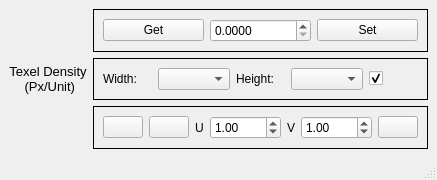
The window that puzzle_maya/uv_tool/texel_density/ui/texel_density_ui.ui (thienphuochoang/Portfolio) describes before a commit, drawn with Qt 5.
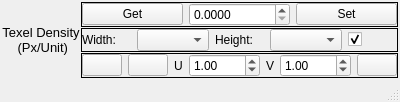
The same window after the commit.

Diff of the .ui file:
```diff
--- a/puzzle_maya/uv_tool/texel_density/ui/texel_density_ui.ui
+++ b/puzzle_maya/uv_tool/texel_density/ui/texel_density_ui.ui
@@ -6,8 +6,8 @@
    <rect>
     <x>0</x>
     <y>0</y>
-    <width>381</width>
-    <height>176</height>
+    <width>368</width>
+    <height>98</height>
    </rect>
   </property>
   <property name="windowTitle">
@@ -15,6 +15,21 @@
   </property>
   <widget class="QWidget" name="centralwidget">
    <layout class="QGridLayout" name="gridLayout">
+    <property name="leftMargin">
+     <number>2</number>
+    </property>
+    <property name="topMargin">
+     <number>2</number>
+    </property>
+    <property name="rightMargin">
+     <number>2</number>
+    </property>
+    <property name="bottomMargin">
+     <number>2</number>
+    </property>
+    <property name="spacing">
+     <number>1</number>
+    </property>
     <item row="0" column="1">
      <widget class="QFrame" name="frame">
       <property name="frameShape">
@@ -24,6 +39,24 @@
        <enum>QFrame::Plain</enum>
       </property>
       <layout class="QHBoxLayout" name="horizontalLayout_6">
+       <property name="spacing">
+        <number>6</number>
+       </property>
+       <property name="sizeConstraint">
+        <enum>QLayout::SetDefaultConstraint</enum>
+       </property>
+       <property name="leftMargin">
+        <number>0</number>
+       </property>
+       <property name="topMargin">
+        <number>0</number>
+       </property>
+       <property name="rightMargin">
+        <number>0</number>
+       </property>
+       <property name="bottomMargin">
+        <number>0</number>
+       </property>
        <item>
         <widget class="QPushButton" name="btnGet">
          <property name="text">
@@ -60,6 +93,18 @@
        <enum>QFrame::Plain</enum>
       </property>
       <layout class="QHBoxLayout" name="horizontalLayout_2">
+       <property name="leftMargin">
+        <number>0</number>
+       </property>
+       <property name="topMargin">
+        <number>0</number>
+       </property>
+       <property name="rightMargin">
+        <number>0</number>
+       </property>
+       <property name="bottomMargin">
+        <number>0</number>
+       </property>
        <item>
         <widget class="QLabel" name="label_2">
          <property name="text">
@@ -105,6 +150,18 @@
        <enum>QFrame::Plain</enum>
       </property>
       <layout class="QHBoxLayout" name="horizontalLayout">
+       <property name="leftMargin">
+        <number>0</number>
+       </property>
+       <property name="topMargin">
+        <number>0</number>
+       </property>
+       <property name="rightMargin">
+        <number>0</number>
+       </property>
+       <property name="bottomMargin">
+        <number>0</number>
+       </property>
        <item>
         <spacer name="horizontalSpacer">
          <property name="orientation">
@@ -123,6 +180,12 @@
          <property name="text">
           <string/>
          </property>
+         <property name="iconSize">
+          <size>
+           <width>22</width>
+           <height>22</height>
+          </size>
+         </property>
         </widget>
        </item>
        <item>
@@ -130,6 +193,12 @@
          <property name="text">
           <string/>
          </property>
+         <property name="iconSize">
+          <size>
+           <width>22</width>
+           <height>22</height>
+          </size>
+         </property>
         </widget>
        </item>
        <item>
@@ -171,6 +240,12 @@
          <property name="text">
           <string/>
          </property>
+         <property name="iconSize">
+          <size>
+           <width>22</width>
+           <height>22</height>
+          </size>
+         </property>
         </widget>
        </item>
       </layout>
```
